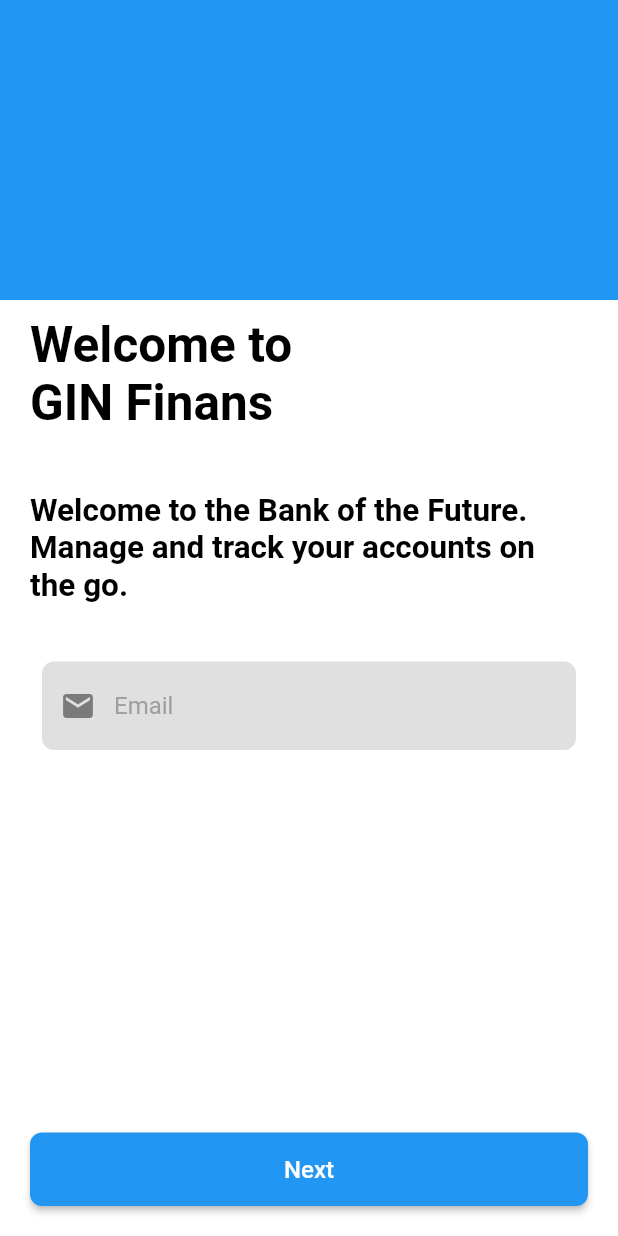
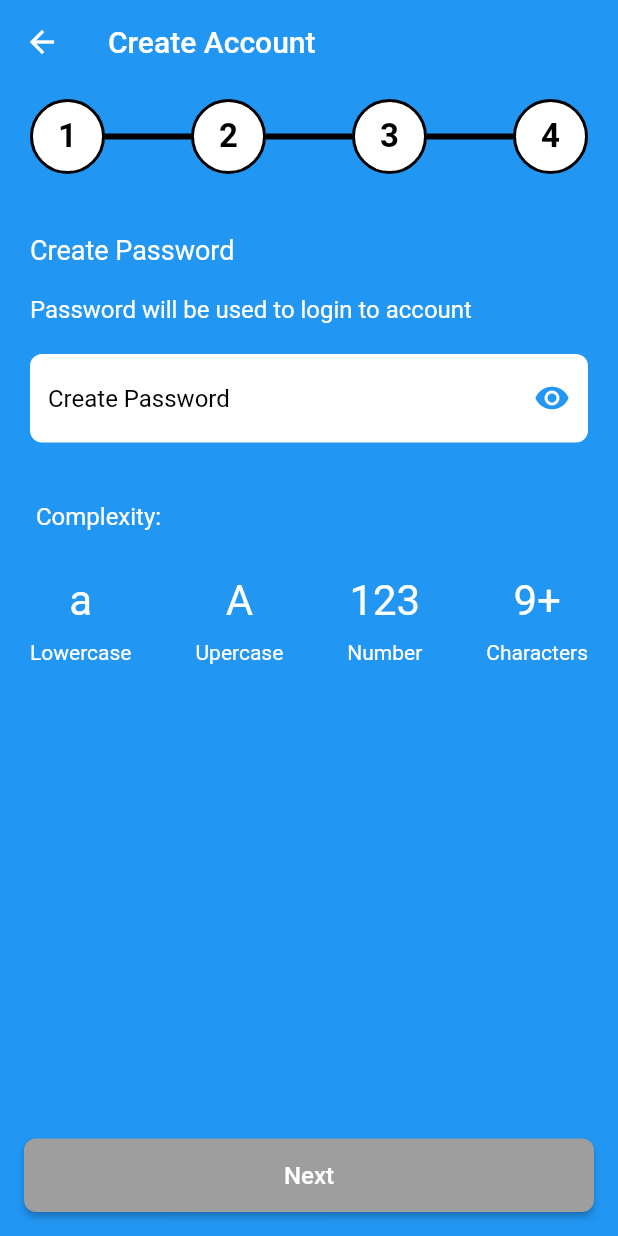
Before and after one commit to Harmeet9753/DKatalis_demo, a Flutter app: the screen it shows after launch, after a tap on "Next", on a phone screen of 412 x 824 dp. Run offline on Flutter 3.47's test engine with Material 2 defaults, Android fonts, the phone set to English and light mode, and no system bars.

Commit message:
ui created of all screens

```diff
--- /dev/null
+++ b/lib/ui/custom_progress_indicator.dart
@@ -0,0 +1,63 @@
+import 'package:flutter/cupertino.dart';
+import 'package:flutter/material.dart';
+
+class CustomProgressIndicator extends StatefulWidget{
+
+  @override
+  State<StatefulWidget> createState() {
+    // TODO: implement createState
+    return CustomProgressState();
+  }
+}
+
+class CustomProgressState extends State<CustomProgressIndicator>{
+
+  @override
+  Widget build(BuildContext context) {
+    // TODO: implement build
+    return Row(
+
+      children: <Widget>[
+
+        circularContainer('1'),
+        lineSeperator(),
+        circularContainer('2'),
+        lineSeperator(),
+        circularContainer('3'),
+        lineSeperator(),
+        circularContainer('4'),
+
+      ],
+    );
+  }
+
+
+
+  Widget circularContainer(String text){
+
+    return Container(
+
+      width: 50,
+      height: 50,
+      child: Center(
+        child: Text(text,style: TextStyle(fontSize: 22,color: Colors.black,fontWeight: FontWeight.bold),),
+      ),
+      decoration: BoxDecoration(
+        shape: BoxShape.circle,
+        color: Colors.white,
+        border: Border.all(color: Colors.black,width: 2.0)
+      ),
+    );
+  }
+  Widget lineSeperator(){
+    return Expanded(
+      child: Container(
+        height: 4,
+        decoration: BoxDecoration(
+            shape: BoxShape.rectangle,
+            color: Colors.black
+        ),
+      ),
+    );
+  }
+}
--- /dev/null
+++ b/lib/ui/password_screen.dart
@@ -0,0 +1,144 @@
+
+
+import 'package:dkatalisdemo/ui/custom_progress_indicator.dart';
+import 'package:dkatalisdemo/ui/personal_info_Screen.dart';
+import 'package:dkatalisdemo/utils/app_constants.dart';
+import 'package:flutter/cupertino.dart';
+import 'package:flutter/material.dart';
+
+class PasswordScreen extends StatefulWidget{
+
+  @override
+  State<StatefulWidget> createState() {
+    // TODO: implement createState
+    return PaswwordState();
+  }
+}
+
+class PaswwordState extends State<PasswordScreen>{
+
+  @override
+  Widget build(BuildContext context) {
+    // TODO: implement build
+    return Scaffold(
+      resizeToAvoidBottomPadding: false,
+      appBar: AppBar(
+        title: Text('Create Account',style: TextStyle(color: Colors.white),),
+        backgroundColor: Colors.blue,
+        centerTitle: false,
+
+        elevation: 0.0,
+
+      ),
+      body: Container(
+        color: Colors.blue,
+        child: Column(
+          crossAxisAlignment: CrossAxisAlignment.start,
+          children: <Widget>[
+            Padding(
+              padding: const EdgeInsets.fromLTRB(20, 10, 20, 20),
+              child: CustomProgressIndicator(),
+            ),
+            Padding(padding: EdgeInsets.symmetric(vertical: 20,horizontal: 20),
+              child: Text(AppConstants.TEXT_CREATE_PASSWORD,
+                style: TextStyle(color: Colors.white,fontSize: 18),),),
+            Padding(padding: EdgeInsets.symmetric(vertical: 0,horizontal: 20),
+              child: Text(AppConstants.PASSWORD_SCREEN_TEXT_1,
+                style: TextStyle(color: Colors.white,fontSize: 16),),),
+            passwordTextfieldWidget(),
+            Padding(padding: EdgeInsets.symmetric(vertical: 20,horizontal: 24),
+              child: Text(AppConstants.TEXT_COMPLEXITY,
+                style: TextStyle(color: Colors.white,fontSize: 16),),),
+            Padding(
+              padding: const EdgeInsets.symmetric(vertical: 10,horizontal: 20),
+              child: passwordCriteriaRow(),
+            ),
+            Spacer(),
+            Padding(
+              padding: const EdgeInsets.all(16.0),
+              child: nextButton(context),
+            ),
+          ],
+        ),
+
+      ),
+    );
+  }
+
+  Widget passwordTextfieldWidget() {
+    return Padding(
+        padding: const EdgeInsets.symmetric(vertical: 20,horizontal: 20),
+        child: Container(
+
+          child: TextField(
+              onChanged: (value) {},
+              obscureText: true,
+              maxLines: 1,
+
+              decoration: InputDecoration(
+                hintText: AppConstants.TEXT_CREATE_PASSWORD,
+                contentPadding:
+                EdgeInsets.symmetric(vertical: 20,horizontal: 12
+                ),
+                hintStyle: TextStyle(color: Colors.black, fontSize: 16),
+                border: InputBorder.none,
+                focusColor: Colors.black,
+                suffixIcon: Icon(Icons.visibility,color: Colors.blue,)
+              )),
+          decoration: BoxDecoration(
+            color: Colors.white,
+            shape: BoxShape.rectangle,
+            borderRadius: BorderRadius.circular(8.0),
+          ),
+        ) //Text(AppConstants.TEXT_SEARCH,style: TextStyle(color: Colors.grey[600],fontSize: 16),),
+    );
+  }
+
+  Widget passwordCriteriaRow(){
+
+    return Row(
+      mainAxisAlignment: MainAxisAlignment.spaceBetween,
+      children: <Widget>[
+
+        passwordCriteriaItems('a', 'Lowercase'),
+        passwordCriteriaItems('A', 'Upercase'),
+        passwordCriteriaItems('123', 'Number'),
+        passwordCriteriaItems('9+', 'Characters'),
+
+      ],
+
+    );
+  }
+
+  Widget passwordCriteriaItems(String heading,String desc){
+
+    return Column(
+      children: <Widget>[
+        Text(heading,style: TextStyle(color: Colors.white,fontSize: 28),),
+        Padding(
+          padding: const EdgeInsets.symmetric(vertical: 10),
+          child: Text(desc,style: TextStyle(color: Colors.white,fontSize: 14),),
+        )
+      ],
+    );
+  }
+
+  Widget nextButton(BuildContext context) {
+    return SizedBox(
+        width: double.infinity,
+        child: RaisedButton(
+          onPressed: () {
+            Navigator.push(context,
+                MaterialPageRoute(builder: (context)=>PersonalInfoScreen()));
+          },
+          color: Colors.grey,
+          child: Text(AppConstants.TEXT_NEXT,
+            style: TextStyle(fontSize: 16.0, color: Colors.white),
+          ),
+          shape: RoundedRectangleBorder(
+            borderRadius: BorderRadius.circular(8.0),
+          ),
+          padding: EdgeInsets.all(15.0),
+        ));
+  }
+}
--- a/lib/ui/welcome_screen.dart
+++ b/lib/ui/welcome_screen.dart
@@ -1,6 +1,9 @@
+import 'package:dkatalisdemo/ui/password_screen.dart';
 import 'package:dkatalisdemo/utils/app_constants.dart';
 import 'package:flutter/cupertino.dart';
 import 'package:flutter/material.dart';
+
+import 'custom_progress_indicator.dart';
 
 void main() {
   runApp(MaterialApp(
@@ -32,10 +35,16 @@ class WelcomeScreen extends StatelessWidget{
     // TODO: implement build
     return Scaffold(
 
+      resizeToAvoidBottomPadding: false,
       body: Stack(
         children: <Widget>[
           Container(
+            height: 200,
             color: Colors.blue,
+            child: Padding(
+              padding: const EdgeInsets.fromLTRB(20, 20, 20, 20),
+              child: CustomProgressIndicator(),
+            ),
           ),
           Padding(padding: EdgeInsets.fromLTRB(0, 200, 0, 0),
 
@@ -62,7 +71,7 @@ class WelcomeScreen extends StatelessWidget{
                     Spacer(flex: 1,),
                     Padding(
                       padding: const EdgeInsets.fromLTRB(0, 0, 0, 20),
-                      child: nextButton(),
+                      child: nextButton(context),
                     )
                   ],
                 ),
@@ -101,12 +110,13 @@ class WelcomeScreen extends StatelessWidget{
     );
   }
 
-  Widget nextButton() {
+  Widget nextButton(BuildContext context) {
     return SizedBox(
         width: double.infinity,
         child: RaisedButton(
           onPressed: () {
-
+            Navigator.push(context,
+                MaterialPageRoute(builder: (context)=>PasswordScreen()));
           },
           color: Colors.blue,
           child: Text(AppConstants.TEXT_NEXT,
@@ -118,4 +128,6 @@ class WelcomeScreen extends StatelessWidget{
           padding: EdgeInsets.all(15.0),
         ));
   }
+
+
 }
--- a/lib/utils/app_constants.dart
+++ b/lib/utils/app_constants.dart
@@ -1,7 +1,22 @@
+
+
 class AppConstants{
 
   static final String WELCOME_SCREEN_HEADING = 'Welcome to \nGIN Finans';
   static final String WELCOME_SCREEN_TEXT_1 = 'Welcome to the Bank of the Future.\nManage and track your accounts on the go.';
   static final String TEXT_EMAIL = 'Email';
   static final String TEXT_NEXT = 'Next';
+  static final String TEXT_CREATE_PASSWORD = 'Create Password';
+  static final String TEXT_COMPLEXITY = 'Complexity: ';
+  static final String PASSWORD_SCREEN_TEXT_1 = 'Password will be used to login to account';
+  static final String TEXT_PERSONAL_INFO = 'Personal Information';
+  static final String PERSONAL_INFO_SUB_HEADING = 'Please fill in the information below and your goal for digital saving.';
+  static final String TEXT_CHOOSE_OPITON = '- Choose Option -';
+  static final String TEXT_GOAL = 'Goal for activation';
+  static final String TEXT_MONTH_INCOME = 'Monthly Income';
+  static final String TEXT_MONTH_EXPENSE = 'Monthly expense';
+  static final String CHOOSE_DATE_TEXT = '-Choose Date-';
+  static final String CHOOSE_TIME_TEXT = '-Choose Time-';
+  static final String TEXT_SCHEDULE_CALL = 'Schedule Video Call';
+  static final String SCHEDULE_SCREEN_TEXT = 'Choose the date and time that you preffered.we will send a link via email to make a video call on the scheduled date and time';
 }
```
Also changed, not shown: lib/ui/personal_info_Screen.dart (added, +236 -0 lines), lib/ui/schedule_call_screen.dart (added, +194 -0 lines).
